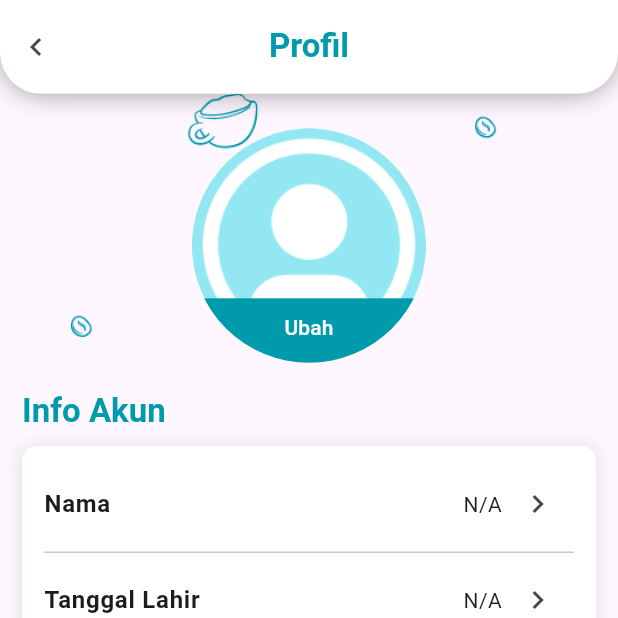
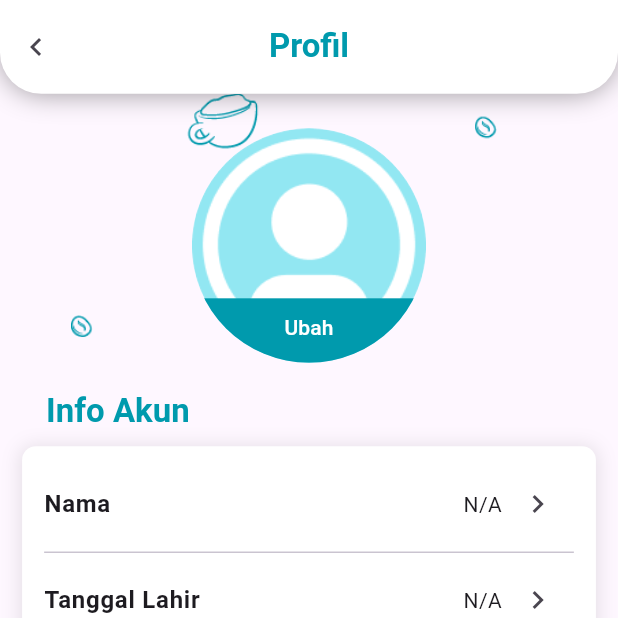
Before and after one commit to tektungg/venturo-javacode-rama, a Flutter app: the ProfileScreen screen opened by its route, on a phone screen of 412 x 824 dp, the top half of it. Run offline on Flutter 3.47's test engine with Material 3 defaults, Android fonts, the phone set to English and light mode, and no system bars; our stand-ins replace cached_network_image, device_info_plus, dio, dropdown_button2, firebase_analytics, firebase_auth and 20 more; missing offline and left inert: app_settings, fast_rsa, flutter_inappwebview, panara_dialogs; accounts and stored records are empty; key blocks and very long unbroken strings in the code were emptied for the run.

Commit message:
add : left padding

```diff
--- a/lib/features/profile/view/components/section_title.dart
+++ b/lib/features/profile/view/components/section_title.dart
@@ -3,9 +3,12 @@ import 'package:get/get.dart';
 import 'package:venturo_core/shared/styles/color_style.dart';
 
 Widget buildSectionTitle(String title) {
-  return Text(
-    title.tr,
-    style: Get.textTheme.titleLarge!
-        .copyWith(color: ColorStyle.primary, fontWeight: FontWeight.bold),
+  return Padding(
+    padding:  const EdgeInsets.only(left: 16.0),
+    child: Text(
+      title.tr,
+      style: Get.textTheme.titleLarge!
+          .copyWith(color: ColorStyle.primary, fontWeight: FontWeight.bold),
+    ),
   );
 }
```
